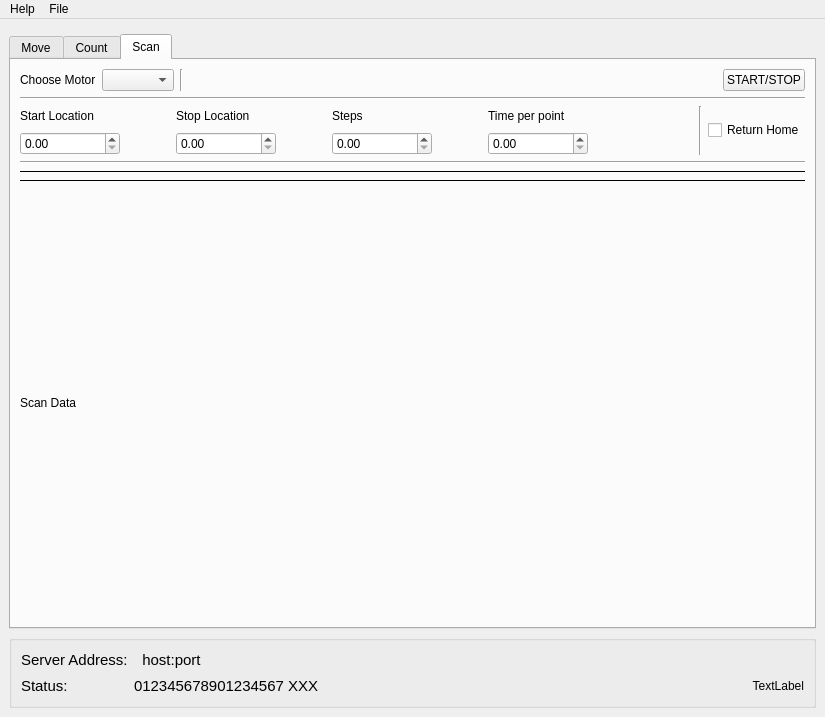
This is main_controller/windows/main_window.ui in ayuzer/HXMA_Python_Gui as Qt 5 draws it before an edit. The edited form follows.
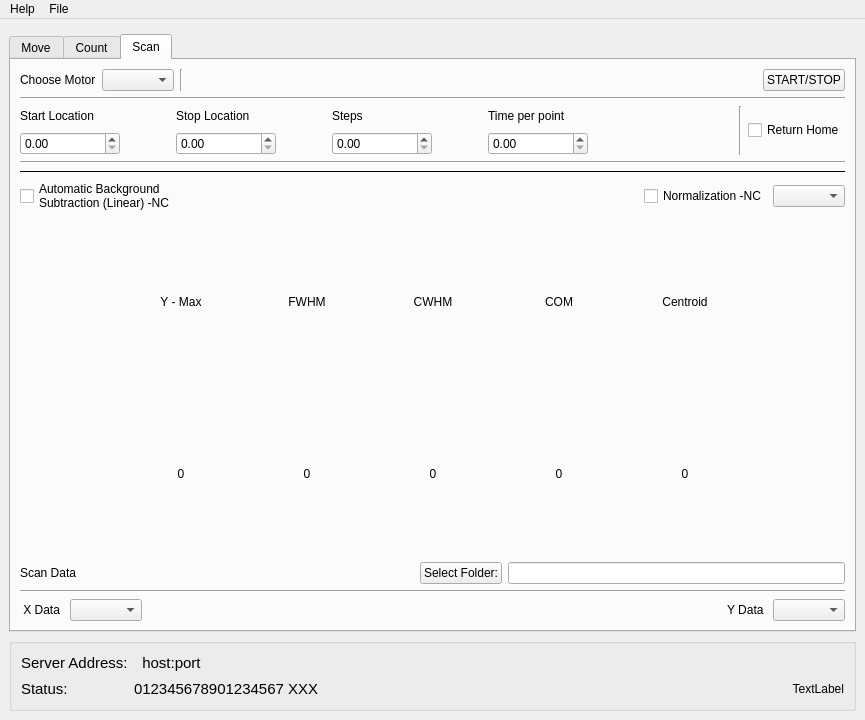
This is the edited form. The open tabs and pages were chosen to show the change.

```diff
--- a/main_controller/windows/main_window.ui
+++ b/main_controller/windows/main_window.ui
@@ -6,8 +6,8 @@
    <rect>
     <x>0</x>
     <y>0</y>
-    <width>825</width>
-    <height>717</height>
+    <width>865</width>
+    <height>720</height>
    </rect>
   </property>
   <property name="windowTitle">
@@ -1097,6 +1097,41 @@
                 </property>
                </widget>
               </item>
+              <item>
+               <layout class="QHBoxLayout" name="horizontalLayout_4">
+                <item>
+                 <widget class="QCheckBox" name="checkBox_scan_back_sub">
+                  <property name="text">
+                   <string>Automatic Background 
+Subtraction (Linear) -NC</string>
+                  </property>
+                 </widget>
+                </item>
+                <item>
+                 <spacer name="horizontalSpacer_21">
+                  <property name="orientation">
+                   <enum>Qt::Horizontal</enum>
+                  </property>
+                  <property name="sizeHint" stdset="0">
+                   <size>
+                    <width>40</width>
+                    <height>20</height>
+                   </size>
+                  </property>
+                 </spacer>
+                </item>
+                <item>
+                 <widget class="QCheckBox" name="checkBox_scan_norm_enable">
+                  <property name="text">
+                   <string>Normalization -NC</string>
+                  </property>
+                 </widget>
+                </item>
+                <item>
+                 <widget class="QComboBox" name="comboBox_scan_norm_pick"/>
+                </item>
+               </layout>
+              </item>
               <item>
                <layout class="QVBoxLayout" name="verticalLayout_scan_graph">
                 <property name="sizeConstraint">
@@ -1105,27 +1140,251 @@
                </layout>
               </item>
               <item>
-               <widget class="Line" name="line_3">
-                <property name="frameShadow">
-                 <enum>QFrame::Plain</enum>
-                </property>
-                <property name="lineWidth">
-                 <number>0</number>
-                </property>
-                <property name="orientation">
-                 <enum>Qt::Horizontal</enum>
-                </property>
-               </widget>
-              </item>
-              <item>
-               <layout class="QHBoxLayout" name="horizontalLayout_ScanData">
+               <layout class="QVBoxLayout" name="verticalLayout">
                 <item>
-                 <widget class="QLabel" name="label_scan_data">
-                  <property name="text">
-                   <string>Scan Data</string>
+                 <layout class="QGridLayout" name="gridLayout_3">
+                  <item row="0" column="1">
+                   <widget class="QLabel" name="label_scan_max_y_name">
+                    <property name="sizePolicy">
+                     <sizepolicy hsizetype="Preferred" vsizetype="Minimum">
+                      <horstretch>0</horstretch>
+                      <verstretch>0</verstretch>
+                     </sizepolicy>
+                    </property>
+                    <property name="minimumSize">
+                     <size>
+                      <width>120</width>
+                      <height>0</height>
+                     </size>
+                    </property>
+                    <property name="text">
+                     <string>Y - Max</string>
+                    </property>
+                    <property name="alignment">
+                     <set>Qt::AlignCenter</set>
+                    </property>
+                   </widget>
+                  </item>
+                  <item row="1" column="1">
+                   <widget class="QLabel" name="label_scan_max_y">
+                    <property name="text">
+                     <string>0</string>
+                    </property>
+                    <property name="alignment">
+                     <set>Qt::AlignCenter</set>
+                    </property>
+                   </widget>
+                  </item>
+                  <item row="0" column="2">
+                   <widget class="QLabel" name="label_scan_FWHM_name">
+                    <property name="minimumSize">
+                     <size>
+                      <width>120</width>
+                      <height>0</height>
+                     </size>
+                    </property>
+                    <property name="text">
+                     <string>FWHM</string>
+                    </property>
+                    <property name="alignment">
+                     <set>Qt::AlignCenter</set>
+                    </property>
+                   </widget>
+                  </item>
+                  <item row="1" column="2">
+                   <widget class="QLabel" name="label_scan_FWHM">
+                    <property name="text">
+                     <string>0</string>
+                    </property>
+                    <property name="alignment">
+                     <set>Qt::AlignCenter</set>
+                    </property>
+                   </widget>
+                  </item>
+                  <item row="0" column="7">
+                   <spacer name="horizontalSpacer_19">
+                    <property name="orientation">
+                     <enum>Qt::Horizontal</enum>
+                    </property>
+                    <property name="sizeHint" stdset="0">
+                     <size>
+                      <width>40</width>
+                      <height>20</height>
+                     </size>
+                    </property>
+                   </spacer>
+                  </item>
+                  <item row="0" column="0">
+                   <spacer name="horizontalSpacer_20">
+                    <property name="orientation">
+                     <enum>Qt::Horizontal</enum>
+                    </property>
+                    <property name="sizeHint" stdset="0">
+                     <size>
+                      <width>40</width>
+                      <height>20</height>
+                     </size>
+                    </property>
+                   </spacer>
+                  </item>
+                  <item row="0" column="3">
+                   <widget class="QLabel" name="label_scan_CWHM_name">
+                    <property name="minimumSize">
+                     <size>
+                      <width>120</width>
+                      <height>0</height>
+                     </size>
+                    </property>
+                    <property name="text">
+                     <string>CWHM</string>
+                    </property>
+                    <property name="alignment">
+                     <set>Qt::AlignCenter</set>
+                    </property>
+                   </widget>
+                  </item>
+                  <item row="1" column="3">
+                   <widget class="QLabel" name="label_scan_CWHM">
+                    <property name="text">
+                     <string>0</string>
+                    </property>
+                    <property name="alignment">
+                     <set>Qt::AlignCenter</set>
+                    </property>
+                   </widget>
+                  </item>
+                  <item row="0" column="4">
+                   <widget class="QLabel" name="label_scan_COM_name">
+                    <property name="minimumSize">
+                     <size>
+                      <width>120</width>
+                      <height>0</height>
+                     </size>
+                    </property>
+                    <property name="text">
+                     <string>COM</string>
+                    </property>
+                    <property name="alignment">
+                     <set>Qt::AlignCenter</set>
+                    </property>
+                   </widget>
+                  </item>
+                  <item row="1" column="4">
+                   <widget class="QLabel" name="label_scan_COM">
+                    <property name="text">
+                     <string>0</string>
+                    </property>
+                    <property name="alignment">
+                     <set>Qt::AlignCenter</set>
+                    </property>
+                   </widget>
+                  </item>
+                  <item row="0" column="5">
+                   <widget class="QLabel" name="label_scan_centroid_name">
+                    <property name="minimumSize">
+                     <size>
+                      <width>120</width>
+                      <height>0</height>
+                     </size>
+                    </property>
+                    <property name="text">
+                     <string>Centroid</string>
+                    </property>
+                    <property name="alignment">
+                     <set>Qt::AlignCenter</set>
+                    </property>
+                   </widget>
+                  </item>
+                  <item row="1" column="5">
+                   <widget class="QLabel" name="label_scan_centroid">
+                    <property name="text">
+                     <string>0</string>
+                    </property>
+                    <property name="alignment">
+                     <set>Qt::AlignCenter</set>
+                    </property>
+                   </widget>
+                  </item>
+                 </layout>
+                </item>
+                <item>
+                 <layout class="QHBoxLayout" name="horizontalLayout_2">
+                  <item>
+                   <widget class="QLabel" name="label_scan_data">
+                    <property name="text">
+                     <string>Scan Data</string>
+                    </property>
+                   </widget>
+                  </item>
+                  <item>
+                   <spacer name="horizontalSpacer_22">
+                    <property name="orientation">
+                     <enum>Qt::Horizontal</enum>
+                    </property>
+                    <property name="sizeHint" stdset="0">
+                     <size>
+                      <width>40</width>
+                      <height>20</height>
+                     </size>
+                    </property>
+                   </spacer>
+                  </item>
+                  <item>
+                   <widget class="QPushButton" name="pushButton_scan_select_file">
+                    <property name="text">
+                     <string>Select Folder:</string>
+                    </property>
+                   </widget>
+                  </item>
+                  <item>
+                   <widget class="QLineEdit" name="lineEdit_scan_select_file"/>
+                  </item>
+                 </layout>
+                </item>
+                <item>
+                 <widget class="Line" name="line_3">
+                  <property name="orientation">
+                   <enum>Qt::Horizontal</enum>
                   </property>
                  </widget>
                 </item>
+                <item>
+                 <layout class="QHBoxLayout" name="horizontalLayout_5">
+                  <item>
+                   <widget class="QLabel" name="label_scan_data_x_name">
+                    <property name="text">
+                     <string> X Data </string>
+                    </property>
+                   </widget>
+                  </item>
+                  <item>
+                   <widget class="QComboBox" name="comboBox_scan_data_x"/>
+                  </item>
+                  <item>
+                   <spacer name="horizontalSpacer_9">
+                    <property name="orientation">
+                     <enum>Qt::Horizontal</enum>
+                    </property>
+                    <property name="sizeHint" stdset="0">
+                     <size>
+                      <width>40</width>
+                      <height>20</height>
+                     </size>
+                    </property>
+                   </spacer>
+                  </item>
+                  <item>
+                   <widget class="QLabel" name="label_scan_data_y_name">
+                    <property name="text">
+                     <string> Y Data </string>
+                    </property>
+                   </widget>
+                  </item>
+                  <item>
+                   <widget class="QComboBox" name="comboBox_scan_data_y"/>
+                  </item>
+                 </layout>
+                </item>
                </layout>
               </item>
              </layout>
@@ -1273,7 +1532,7 @@
     <rect>
      <x>0</x>
      <y>0</y>
-     <width>825</width>
+     <width>865</width>
      <height>25</height>
     </rect>
    </property>
```
Left out of the diff: 9 changed lines with no effect on the pictures.
